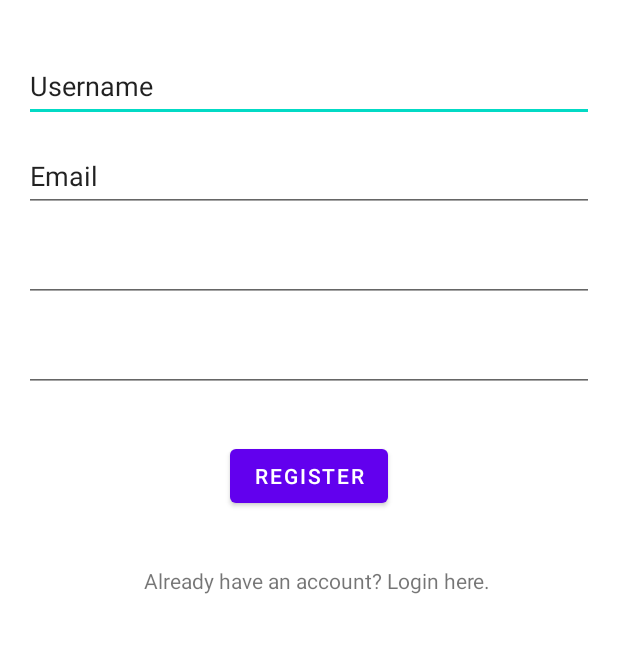
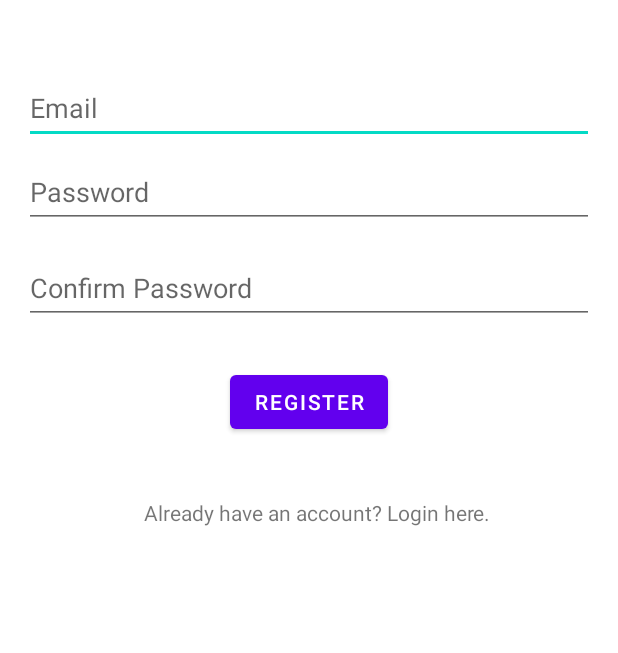
Before and after one commit to ArthurVanRemoortel/Arthur.Van.Remoortel-AndroidDev-Werkstuk, an Android app: the RegisterActivity screen opened directly, with no data from a screen before it, on a phone screen of 412 x 824 dp, the part 306-959 px from its top. Run offline under Robolectric (Android 15) with nearby library versions, the phone set to English and light mode, and no system bars; our stand-ins replace Firebase (no records; nobody signed in at launch, a user with empty details on screens opened directly).

```diff
--- a/app/src/main/java/com/example/arthurvanremoortel_werkstuk/LoginActivity.kt
+++ b/app/src/main/java/com/example/arthurvanremoortel_werkstuk/LoginActivity.kt
@@ -5,6 +5,7 @@ import androidx.appcompat.app.AppCompatActivity
 import android.os.Bundle
 import android.text.TextUtils
 import android.util.Log
+import android.view.View
 import android.widget.Toast
 import com.example.arthurvanremoortel_werkstuk.databinding.ActivityLoginBinding
 import com.google.firebase.auth.FirebaseAuth
@@ -33,6 +34,7 @@ class LoginActivity : AppCompatActivity() {
 
         binding.loginButton.setOnClickListener {
             this.handleLogin()
+
         }
 
         binding.registerText.setOnClickListener {
@@ -53,13 +55,15 @@ class LoginActivity : AppCompatActivity() {
             binding.passwordInput.setError("Password is required.")
             return
         }
+        binding.activityProgressBar.visibility = View.VISIBLE
 
         auth.signInWithEmailAndPassword(email, password)
             .addOnCompleteListener(this) { task ->
                 if (task.isSuccessful) {
                     // Sign in success, update UI with the signed-in user's information
                     Log.d("LOGIN", "signInWithEmail:success")
-                    val user = auth.currentUser
+                    //val user = auth.currentUser
+
                     startActivity(Intent(this, MainActivity::class.java))
 
                 } else {
@@ -68,7 +72,10 @@ class LoginActivity : AppCompatActivity() {
                     Toast.makeText(baseContext, "Authentication failed.",
                         Toast.LENGTH_SHORT).show()
                     // TODO: Show reason for fail.
+                    //binding.activityProgressBar.visibility = View.INVISIBLE
+
                 }
+                binding.activityProgressBar.visibility = View.INVISIBLE
             }
     }
 
--- a/app/src/main/java/com/example/arthurvanremoortel_werkstuk/RegisterActivity.kt
+++ b/app/src/main/java/com/example/arthurvanremoortel_werkstuk/RegisterActivity.kt
@@ -5,6 +5,7 @@ import androidx.appcompat.app.AppCompatActivity
 import android.os.Bundle
 import android.text.TextUtils
 import android.util.Log
+import android.view.View
 import android.widget.Toast
 import com.example.arthurvanremoortel_werkstuk.databinding.ActivityRegisterBinding
 import com.google.firebase.auth.FirebaseAuth
@@ -69,6 +70,7 @@ class RegisterActivity : AppCompatActivity() {
             binding.passwordConfirmInput.setError("Passwords are not the same")
             return
         }
+        binding.activityProgressBar.visibility = View.VISIBLE
 
         auth.createUserWithEmailAndPassword(email, password)
             .addOnCompleteListener(this) { task ->
@@ -85,6 +87,7 @@ class RegisterActivity : AppCompatActivity() {
                     ).show()
                     // TODO: Show reason for fail.
                 }
+                binding.activityProgressBar.visibility = View.INVISIBLE
             }
     }
 }
--- a/app/src/main/res/layout/activity_login.xml
+++ b/app/src/main/res/layout/activity_login.xml
@@ -27,10 +27,11 @@
         android:layout_marginTop="37dp"
         android:layout_marginEnd="16dp"
         android:layout_marginRight="16dp"
+        android:autofillHints=""
         android:ems="10"
-        android:inputType="textPersonName"
+        android:hint="@string/email"
+        android:inputType="none|textWebEmailAddress"
         android:minHeight="48dp"
-        android:text="@string/email"
         app:layout_constraintEnd_toEndOf="parent"
         app:layout_constraintHorizontal_bias="0.0"
         app:layout_constraintStart_toStartOf="parent"
@@ -46,12 +47,14 @@
         android:layout_marginEnd="16dp"
         android:layout_marginRight="16dp"
         android:ems="10"
+        android:hint="@string/password"
         android:inputType="textPassword"
         android:minHeight="48dp"
         app:layout_constraintEnd_toEndOf="parent"
         app:layout_constraintHorizontal_bias="0.502"
         app:layout_constraintStart_toStartOf="parent"
-        app:layout_constraintTop_toBottomOf="@+id/emailInput" />
+        app:layout_constraintTop_toBottomOf="@+id/emailInput"
+        android:autofillHints="" />
 
     <Button
         android:id="@+id/loginButton"
--- a/app/src/main/res/layout/activity_register.xml
+++ b/app/src/main/res/layout/activity_register.xml
@@ -5,18 +5,6 @@
     android:layout_width="match_parent"
     android:layout_height="match_parent"
     tools:context=".RegisterActivity">
-
-    <ProgressBar
-        android:id="@+id/activityProgressBar2"
-        style="?android:attr/progressBarStyle"
-        android:layout_width="wrap_content"
-        android:layout_height="wrap_content"
-        android:layout_marginTop="36dp"
-        android:visibility="invisible"
-        app:layout_constraintEnd_toEndOf="parent"
-        app:layout_constraintHorizontal_bias="0.5"
-        app:layout_constraintStart_toStartOf="parent"
-        app:layout_constraintTop_toBottomOf="@+id/registerText" />
 
     <TextView
         android:id="@+id/textView3"
@@ -30,40 +18,74 @@
         app:layout_constraintTop_toTopOf="parent" />
 
     <EditText
-        android:id="@+id/usernameInput"
-        android:layout_width="0dp"
-        android:layout_height="wrap_content"
-        android:layout_marginStart="16dp"
-        android:layout_marginLeft="16dp"
-        android:layout_marginTop="114dp"
-        android:layout_marginEnd="16dp"
-        android:layout_marginRight="16dp"
-        android:ems="10"
-        android:inputType="textPersonName"
-        android:minHeight="48dp"
-        android:text="@string/username"
-        app:layout_constraintEnd_toEndOf="parent"
-        app:layout_constraintHorizontal_bias="0.5"
-        app:layout_constraintStart_toStartOf="parent"
-        app:layout_constraintTop_toTopOf="@+id/textView3" />
-
-    <EditText
         android:id="@+id/emailInput"
         android:layout_width="0dp"
         android:layout_height="wrap_content"
         android:layout_marginStart="16dp"
         android:layout_marginLeft="16dp"
-        android:layout_marginTop="12dp"
+        android:layout_marginTop="48dp"
         android:layout_marginEnd="16dp"
         android:layout_marginRight="16dp"
         android:ems="10"
+        android:hint="@string/email"
         android:inputType="textPersonName"
         android:minHeight="48dp"
-        android:text="@string/email"
         app:layout_constraintEnd_toEndOf="parent"
-        app:layout_constraintHorizontal_bias="0.502"
+        app:layout_constraintHorizontal_bias="0.0"
         app:layout_constraintStart_toStartOf="parent"
-        app:layout_constraintTop_toBottomOf="@+id/usernameInput" />
+        app:layout_constraintTop_toBottomOf="@+id/textView3" />
+
+    <EditText
+        android:id="@+id/passwordInput"
+        android:layout_width="0dp"
+        android:layout_height="wrap_content"
+        android:layout_marginStart="16dp"
+        android:layout_marginLeft="16dp"
+        android:layout_marginTop="8dp"
+        android:layout_marginEnd="16dp"
+        android:layout_marginRight="16dp"
+        android:ems="10"
+        android:hint="@string/password"
+        android:inputType="textPassword"
+        android:minHeight="48dp"
+        app:layout_constraintEnd_toEndOf="parent"
+        app:layout_constraintHorizontal_bias="0.0"
+        app:layout_constraintStart_toStartOf="parent"
+        app:layout_constraintTop_toBottomOf="@+id/emailInput" />
+
+    <Button
+        android:id="@+id/registerButton"
+        android:layout_width="wrap_content"
+        android:layout_height="wrap_content"
+        android:layout_marginTop="28dp"
+        android:text="@string/register"
+        app:layout_constraintEnd_toEndOf="parent"
+        app:layout_constraintHorizontal_bias="0.501"
+        app:layout_constraintStart_toStartOf="parent"
+        app:layout_constraintTop_toBottomOf="@+id/passwordConfirmInput" />
+
+    <TextView
+        android:id="@+id/registerText"
+        android:layout_width="wrap_content"
+        android:layout_height="wrap_content"
+        android:layout_marginTop="40dp"
+        android:text="@string/reister_already_have_an_account"
+        app:layout_constraintEnd_toEndOf="parent"
+        app:layout_constraintHorizontal_bias="0.53"
+        app:layout_constraintStart_toStartOf="parent"
+        app:layout_constraintTop_toBottomOf="@+id/registerButton" />
+
+    <ProgressBar
+        android:id="@+id/activityProgressBar"
+        style="?android:attr/progressBarStyle"
+        android:layout_width="wrap_content"
+        android:layout_height="wrap_content"
+        android:layout_marginTop="52dp"
+        android:visibility="invisible"
+        app:layout_constraintEnd_toEndOf="parent"
+        app:layout_constraintHorizontal_bias="0.501"
+        app:layout_constraintStart_toStartOf="parent"
+        app:layout_constraintTop_toBottomOf="@+id/registerText" />
 
     <EditText
         android:id="@+id/passwordConfirmInput"
@@ -71,53 +93,16 @@
         android:layout_height="wrap_content"
         android:layout_marginStart="16dp"
         android:layout_marginLeft="16dp"
-        android:layout_marginTop="12dp"
+        android:layout_marginTop="16dp"
         android:layout_marginEnd="16dp"
         android:layout_marginRight="16dp"
         android:ems="10"
+        android:hint="@string/confirm_password"
         android:inputType="textPassword"
         android:minHeight="48dp"
         app:layout_constraintEnd_toEndOf="parent"
-        app:layout_constraintHorizontal_bias="0.502"
+        app:layout_constraintHorizontal_bias="0.0"
         app:layout_constraintStart_toStartOf="parent"
         app:layout_constraintTop_toBottomOf="@+id/passwordInput" />
 
-    <EditText
-        android:id="@+id/passwordInput"
-        android:layout_width="0dp"
-        android:layout_height="wrap_content"
-        android:layout_marginStart="16dp"
-        android:layout_marginLeft="16dp"
-        android:layout_marginTop="12dp"
-        android:layout_marginEnd="16dp"
-        android:layout_marginRight="16dp"
-        android:ems="10"
-        android:inputType="textPassword"
-        android:minHeight="48dp"
-        app:layout_constraintEnd_toEndOf="parent"
-        app:layout_constraintHorizontal_bias="0.502"
-        app:layout_constraintStart_toStartOf="parent"
-        app:layout_constraintTop_toBottomOf="@+id/emailInput" />
-
-    <Button
-        android:id="@+id/registerButton"
-        android:layout_width="wrap_content"
-        android:layout_height="wrap_content"
-        android:layout_marginTop="32dp"
-        android:text="@string/register"
-        app:layout_constraintEnd_toEndOf="parent"
-        app:layout_constraintHorizontal_bias="0.5"
-        app:layout_constraintStart_toStartOf="parent"
-        app:layout_constraintTop_toBottomOf="@+id/passwordConfirmInput" />
-
-    <TextView
-        android:id="@+id/registerText"
-        android:layout_width="wrap_content"
-        android:layout_height="wrap_content"
-        android:layout_marginTop="36dp"
-        android:text="@string/reister_already_have_an_account"
-        app:layout_constraintEnd_toEndOf="parent"
-        app:layout_constraintHorizontal_bias="0.53"
-        app:layout_constraintStart_toStartOf="parent"
-        app:layout_constraintTop_toBottomOf="@+id/registerButton" />
 </androidx.constraintlayout.widget.ConstraintLayout>
--- a/app/src/main/res/values/strings.xml
+++ b/app/src/main/res/values/strings.xml
@@ -7,4 +7,6 @@
     <string name="username">Username</string>
     <string name="login">Login</string>
     <string name="no_account_register_here">No account? Register here.</string>
+    <string name="password">Password</string>
+    <string name="confirm_password">Confirm Password</string>
 </resources>
```
